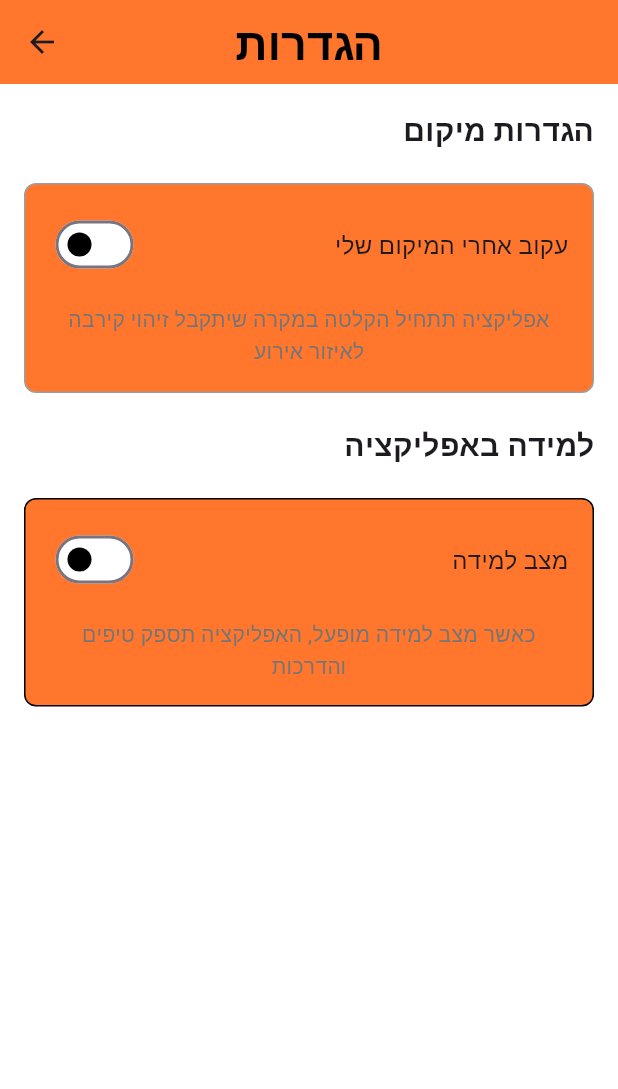
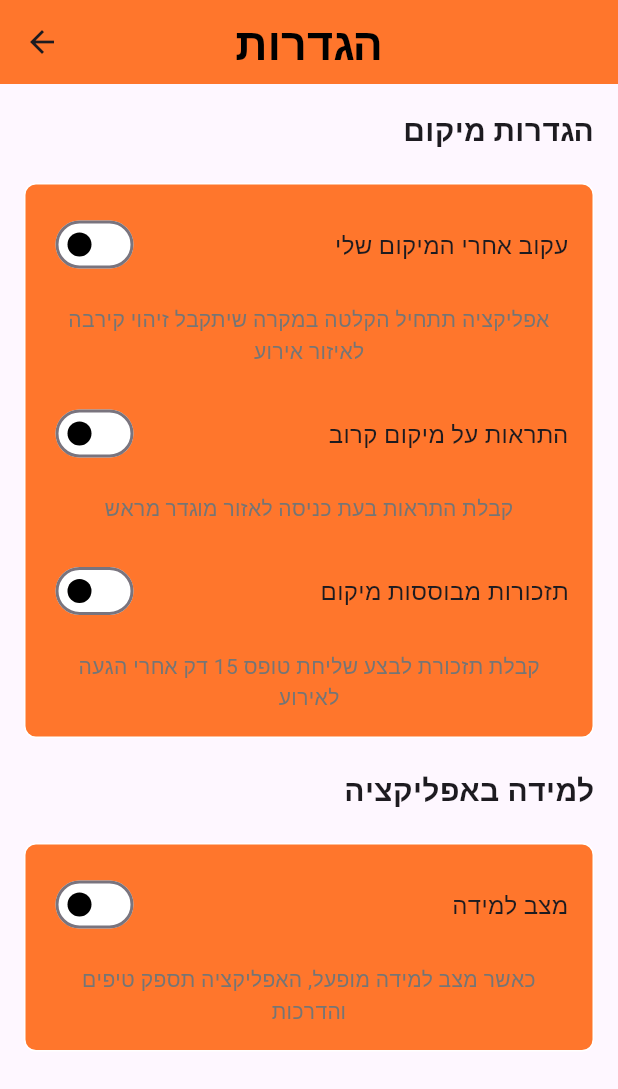
Before and after one commit to Meir-Crombie/ResQDoc-Hackthon, a Flutter app: the Settings screen opened by its route, on a phone screen of 412 x 824 dp. Shown: the top 1089 px of the screen. Run offline on Flutter 3.47's test engine with Material 3 defaults, Android fonts, the phone set to English and light mode, and no system bars; our stand-ins replace just_audio; missing offline and left inert: record; Roboto replaces fonts that are missing (David).

Commit message:
adding setting option

```diff
--- a/frontend/lib/main.dart
+++ b/frontend/lib/main.dart
@@ -15,9 +15,7 @@ void main() => runApp(MaterialApp(
       initialRoute: '/home',
       routes: {
         '/home': (context) => Home(),
-        '/paramedic': (context) => ParamedicDoc(
-              fileName: "",
-            ),
+        '/paramedic': (context) => ParamedicDoc(),
         '/settings': (context) => Settings(),
         '/about': (context) => AboutPage(),
       },
--- a/frontend/lib/pages/settings_page.dart
+++ b/frontend/lib/pages/settings_page.dart
@@ -10,6 +10,8 @@ class Settings extends StatefulWidget {
 class _SettingsState extends State<Settings> {
   bool _trackLocation = false; // משתנה למעקב מיקום
   bool _learningMode = false; // משתנה למצב למידה
+  bool _locationAlerts = false; // משתנה להתראות מיקום
+  bool _locationReminders = false; // משתנה לתזכורות מבוססות מיקום
 
   @override
   Widget build(BuildContext context) {
@@ -27,58 +29,59 @@ class _SettingsState extends State<Settings> {
         centerTitle: true, // מרכז את הכותרת
         backgroundColor: Color.fromARGB(255, 255, 118, 44), // צבע הרקע
       ),
-      body: Container(
-        color: Colors.white, // צבע הרקע לבן
+      body: SingleChildScrollView(
+        child: Padding(
           padding: const EdgeInsets.all(16.0), // ריווח מסביב לתוכן
           child: Column(
             crossAxisAlignment: CrossAxisAlignment.start, // יישור התוכן לשמאל
             children: [
-            Align(
+              _buildSectionTitle('הגדרות מיקום'),
+              const SizedBox(height: 20), // מרווח אנכי
+              _buildLocationSettings(),
+              const SizedBox(height: 20), // מרווח אנכי
+              _buildSectionTitle('למידה באפליקציה'),
+              const SizedBox(height: 20), // מרווח אנכי
+              _buildLearningModeSettings(),
+            ],
+          ),
+        ),
+      ),
+    );
+  }
+
+  Widget _buildSectionTitle(String title) {
+    return Align(
       alignment: Alignment.centerRight, // יישור הכותרת לימין
       child: Text(
-                'הגדרות מיקום',
+        title,
         style: TextStyle(
           fontSize: 20,
           fontWeight: FontWeight.bold,
         ),
       ),
-            ),
-            const SizedBox(height: 20), // מרווח אנכי
-            Container(
+    );
+  }
+
+  Widget _buildLocationSettings() {
+    return Container(
       decoration: BoxDecoration(
         color: const Color.fromARGB(255, 255, 118, 44), // רקע אפור בהיר
         borderRadius: BorderRadius.circular(8),
-                border: Border.all(color: Colors.grey), // גבול אפור
+        border: Border.all(
+          color: const Color.fromARGB(255, 255, 255, 255), // גבול אפור
+        ),
       ),
       padding: const EdgeInsets.all(16.0),
       child: Column(
         children: [
-                  Row(
-                    mainAxisAlignment: MainAxisAlignment.spaceBetween,
-                    children: [
-                      Switch(
-                        value: _trackLocation,
-                        onChanged: (bool value) {
+          _buildSwitchRow(
+            'עקוב אחרי המיקום שלי',
+            _trackLocation,
+            (bool value) {
               setState(() {
                 _trackLocation = value; // עדכון מצב המעקב
               });
             },
-                        activeColor: Colors.black, // צבע רקע במצב פעיל
-                        inactiveTrackColor: Colors.white, // צבע רקע במצב כבוי
-                        thumbColor: MaterialStateProperty.resolveWith<Color>(
-                            (Set<MaterialState> states) {
-                          if (states.contains(MaterialState.selected)) {
-                            return Colors.white; // צבע העיגול הפנימי במצב פעיל
-                          }
-                          return Colors.black; // צבע העיגול הפנימי במצב כבוי
-                        }),
-                      ),
-                      Text(
-                        'עקוב אחרי המיקום שלי',
-                        style: TextStyle(fontSize: 16),
-                        textAlign: TextAlign.right,
-                      ),
-                    ],
           ),
           const SizedBox(height: 16), // מרווח אנכי בין השורה להערה
           Text(
@@ -89,57 +92,69 @@ class _SettingsState extends State<Settings> {
               color: Colors.grey[600], // צבע טקסט אפור כהה
             ),
           ),
-                ],
+          const SizedBox(height: 20), // מרווח אנכי
+          _buildSwitchRow(
+            'התראות על מיקום קרוב',
+            _locationAlerts,
+            (bool value) {
+              setState(() {
+                _locationAlerts = value; // עדכון מצב ההתראות
+              });
+            },
           ),
-            ),
-            const SizedBox(height: 20),
-            Align(
-              alignment: Alignment.centerRight, // יישור הכותרת לימין
-              child: Text(
-                'למידה באפליקציה',
+          const SizedBox(height: 16), // מרווח אנכי בין השורה להערה
+          Text(
+            'קבלת התראות בעת כניסה לאזור מוגדר מראש',
+            textAlign: TextAlign.center, // יישור הטקסט למרכז
             style: TextStyle(
-                  fontSize: 20,
-                  fontWeight: FontWeight.bold,
-                ),
+              fontSize: 14,
+              color: Colors.grey[600], // צבע טקסט אפור כהה
             ),
           ),
           const SizedBox(height: 20), // מרווח אנכי
-            Container(
+          _buildSwitchRow(
+            'תזכורות מבוססות מיקום',
+            _locationReminders,
+            (bool value) {
+              setState(() {
+                _locationReminders = value; // עדכון מצב התזכורות
+              });
+            },
+          ),
+          const SizedBox(height: 16), // מרווח אנכי בין השורה להערה
+          Text(
+            'קבלת תזכורת לבצע שליחת טופס 15 דק אחרי הגעה לאירוע',
+            textAlign: TextAlign.center, // יישור הטקסט למרכז
+            style: TextStyle(
+              fontSize: 14,
+              color: Colors.grey[600], // צבע טקסט אפור כהה
+            ),
+          ),
+        ],
+      ),
+    );
+  }
+
+  Widget _buildLearningModeSettings() {
+    return Container(
       decoration: BoxDecoration(
         color: const Color.fromARGB(255, 255, 118, 44), // רקע בצבע חדש
         borderRadius: BorderRadius.circular(8),
         border: Border.all(
-                  color: const Color.fromARGB(255, 0, 0, 0), // גבול אפור
+          color: const Color.fromARGB(255, 255, 255, 255), // גבול אפור
         ),
       ),
       padding: const EdgeInsets.all(16.0),
       child: Column(
         children: [
-                  Row(
-                    mainAxisAlignment: MainAxisAlignment.spaceBetween,
-                    children: [
-                      Switch(
-                        value: _learningMode,
-                        onChanged: (bool value) {
+          _buildSwitchRow(
+            'מצב למידה',
+            _learningMode,
+            (bool value) {
               setState(() {
                 _learningMode = value; // עדכון מצב למידה
               });
             },
-                        activeColor: Colors.black, // צבע רקע במצב פעיל
-                        inactiveTrackColor: Colors.white, // צבע רקע במצב כבוי
-                        thumbColor: MaterialStateProperty.resolveWith<Color>(
-                            (Set<MaterialState> states) {
-                          if (states.contains(MaterialState.selected)) {
-                            return Colors.white; // צבע העיגול הפנימי במצב פעיל
-                          }
-                          return Colors.black; // צבע העיגול הפנימי במצב כבוי
-                        }),
-                      ),
-                      Text(
-                        'מצב למידה',
-                        style: TextStyle(fontSize: 16),
-                      ),
-                    ],
           ),
           const SizedBox(height: 16), // מרווח אנכי בין השורה להערה
           Text(
@@ -152,10 +167,33 @@ class _SettingsState extends State<Settings> {
           ),
         ],
       ),
+    );
+  }
+
+  Widget _buildSwitchRow(
+      String text, bool value, ValueChanged<bool> onChanged) {
+    return Row(
+      mainAxisAlignment: MainAxisAlignment.spaceBetween,
+      children: [
+        Switch(
+          value: value,
+          onChanged: onChanged,
+          activeColor: Colors.black, // צבע רקע במצב פעיל
+          inactiveTrackColor: Colors.white, // צבע רקע במצב כבוי
+          thumbColor: MaterialStateProperty.resolveWith<Color>(
+              (Set<MaterialState> states) {
+            if (states.contains(MaterialState.selected)) {
+              return Colors.white; // צבע העיגול הפנימי במצב פעיל
+            }
+            return Colors.black; // צבע העיגול הפנימי במצב כבוי
+          }),
+        ),
+        Text(
+          text,
+          style: TextStyle(fontSize: 16),
+          textAlign: TextAlign.right,
         ),
       ],
-        ),
-      ),
     );
   }
 }
```
Lines whose indentation alone changed are shown as unchanged.
